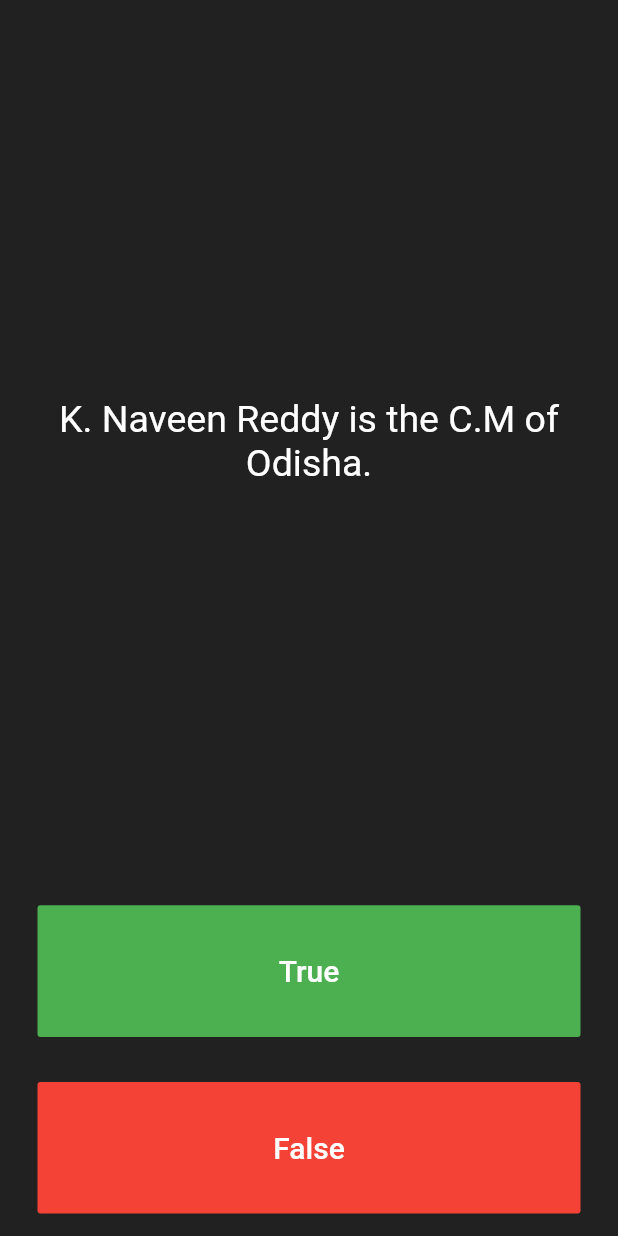
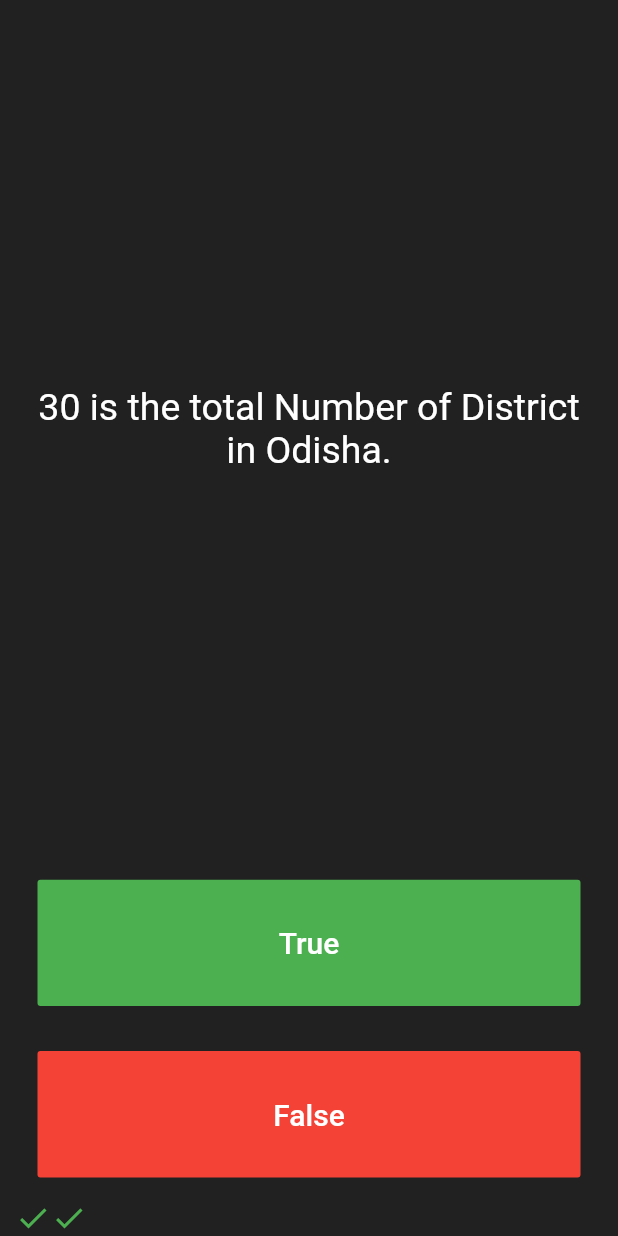
Before and after one commit to sumit735/quizz-flutter, a Flutter app: the screen it shows after launch, after a tap on "True", after a tap on "False", on a phone screen of 412 x 824 dp. Run offline on Flutter 3.47's test engine with Material 2 defaults, Android fonts, the phone set to English and light mode, and no system bars; our stand-ins replace rflutter_alert.

Commit message:
final commit

```diff
--- a/lib/main.dart
+++ b/lib/main.dart
@@ -1,5 +1,6 @@
 import 'package:flutter/material.dart';
 import 'quizBrain.dart';
+import 'package:rflutter_alert/rflutter_alert.dart';
 
 QuizBrain quizBrain = QuizBrain();
 
@@ -29,25 +30,53 @@ class QuizPage extends StatefulWidget {
 
 class _QuizPageState extends State<QuizPage> {
 
-List<Icon> scoreKeeper = [];
-
-
-//easy way
-
-// List<String> questions = [
-//   "Bhubaneswar is the capital of Odisha.",
-//   "Bhubaneswar is the no.10 smartcity of India.",
-//   "K. Naveen Reddy is the C.M of Odisha"
-// ];
-
-// List<bool> answers = [
-//   true,
-//   false,
-//   false
-// ];
+List<Icon> scoreKeeper = []; //created scorekeeper array
 
 
 //using class and objects.
+  void checkAnswer(bool userPickedAnswer) {
+
+    bool correctAnswer = quizBrain.getQuestionAnswer();//assigning the correct answer to the variable
+
+    setState(() {
+
+      if (quizBrain.isFinished() == true) { //if questions are finished then display the alert
+        //TODO Step 4 Part A - show an alert using rFlutter_alert,
+
+        //This is the code for the basic alert from the docs for rFlutter Alert:
+        //Alert(context: context, title: "RFLUTTER", desc: "Flutter is awesome.").show();
+
+        //Modified for our purposes:
+        Alert(
+          context: context,
+          title: 'Finished!',
+          desc: 'You\'ve reached the end of the quiz.',
+        ).show();
+
+        //TODO Step 4 Part C - reset the questionNumber,
+        quizBrain.reset();
+
+        //TODO Step 4 Part D - empty out the scoreKeeper.
+        scoreKeeper = [];
+      }
+
+      //TODO: Step 6 - If we've not reached the end, ELSE do the answer checking steps below 👇
+      else {
+        if (userPickedAnswer == correctAnswer) {
+          scoreKeeper.add(Icon(
+            Icons.check,
+            color: Colors.green,
+          ));
+        } else {
+          scoreKeeper.add(Icon(
+            Icons.close,
+            color: Colors.red,
+          ));
+        }
+        quizBrain.nextQuestion();
+      }
+    });
+  }
 
   @override
   Widget build(BuildContext context) {
@@ -85,20 +114,7 @@ List<Icon> scoreKeeper = [];
                 ),
               ),
               onPressed: () {
-
-                bool correctAnswer = quizBrain.getQuestionAnswer();
-
-                if(correctAnswer == true) {
-                  print('right answer');
-                } else {
-                  print('wrong answer');
-                }
-
-                setState(() {
-                   //user picks true
-                   quizBrain.nextQuestion();
-                });
-
+                checkAnswer(true);
               },
             ),
           ),
@@ -116,15 +132,7 @@ List<Icon> scoreKeeper = [];
                 ),
               ),
               onPressed: () {
-
-
-                bool correctAnswer = quizBrain.getQuestionAnswer();
-
-                if(correctAnswer == false) {
-                  print('right answer');
-                } else {
-                  print('wrong answer');
-                }
+                checkAnswer(false);
                 //The user picked false.
                 setState(() {
                    quizBrain.nextQuestion();
--- a/lib/question.dart
+++ b/lib/question.dart
@@ -3,9 +3,6 @@ class Question {
   String questionText;
   bool questionAnswer;
 
-  Question(String q, bool a) {
-    questionText = q;
-    questionAnswer = a;
-  }
+  Question(this.questionText, this.questionAnswer);
 
 }
--- a/lib/quizBrain.dart
+++ b/lib/quizBrain.dart
@@ -27,4 +27,21 @@ class QuizBrain {
   bool getQuestionAnswer() {
     return _questionBank[_questionNumber].questionAnswer;
   }
+  bool isFinished() {
+  if (_questionNumber >= _questionBank.length - 1) {
+    //TODO: Step 3 Part B - Use a print statement to check that isFinished is returning true when you are indeed at the end of the quiz and when a restart should happen.
+
+    print('Now returning true');
+    return true;
+
+  } else {
+    return false;
+  }
 }
+
+//TODO: Step 4 part B - Create a reset() method here that sets the questionNumber back to 0.
+void reset() {
+  _questionNumber = 0;
+}
+
+}
```
Also changed, not shown: pubspec.yaml (+2 -33 lines).
